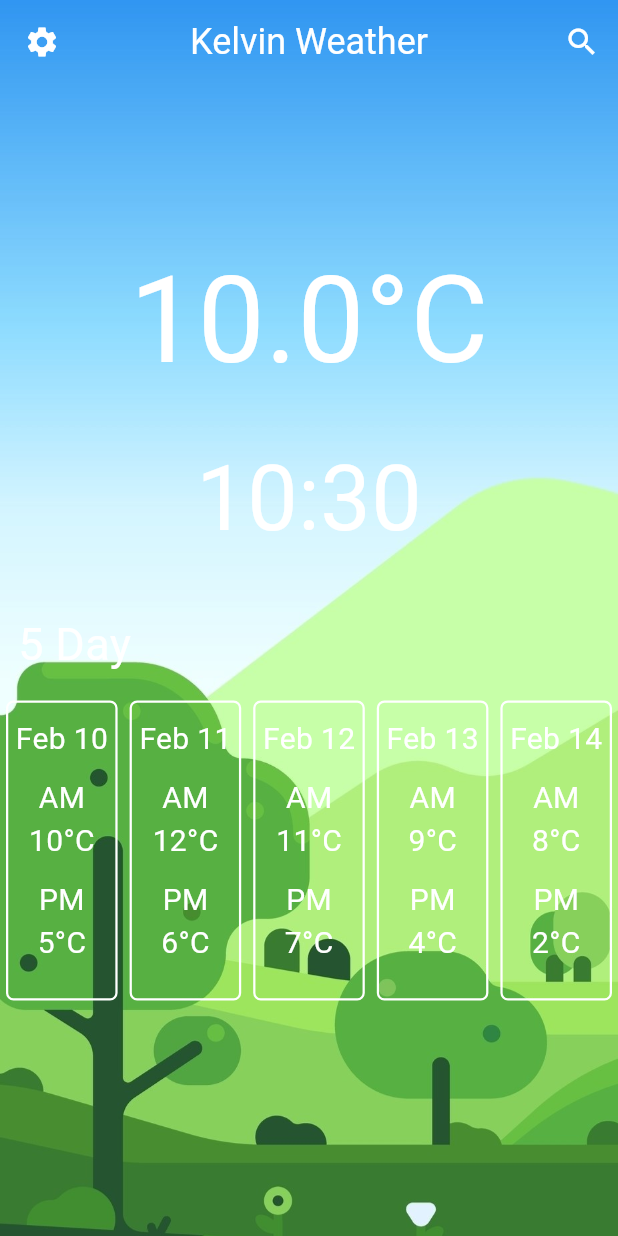
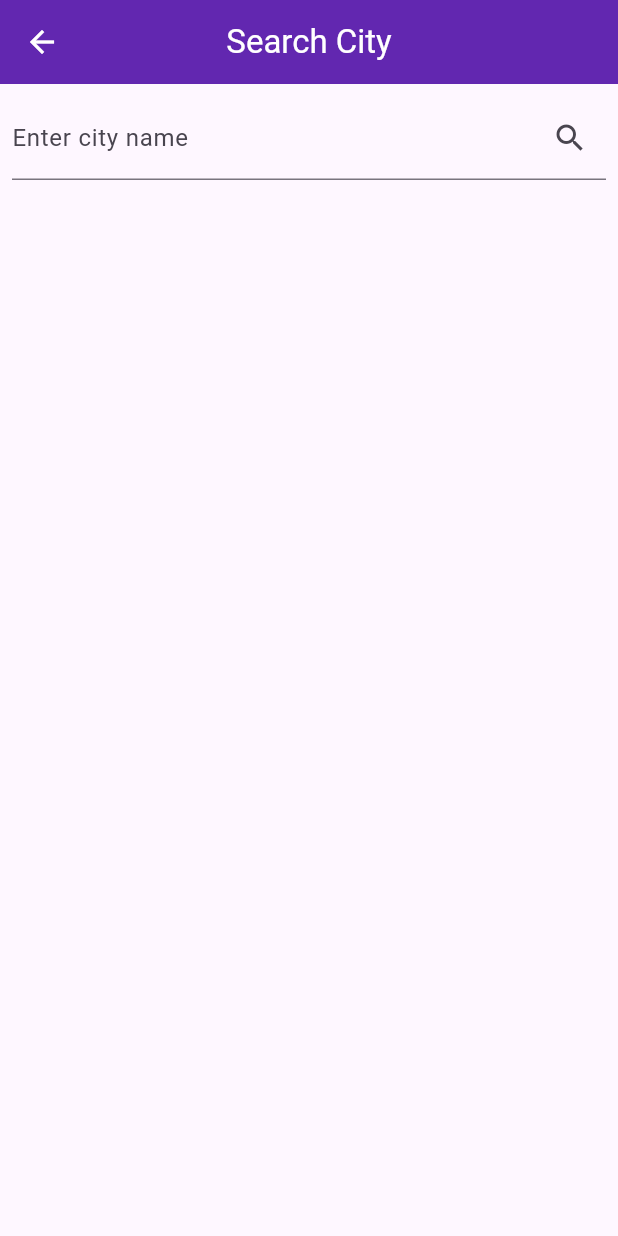
Before and after one commit to LukaMS/KelvinWeatherApp, a Flutter app: the screen it shows after launch, on a phone screen of 412 x 824 dp. Run offline on Flutter 3.47's test engine with Material 3 defaults, Android fonts, the light colour scheme and no system bars.

Commit message:
Search Page template finished

```diff
--- /dev/null
+++ b/lib/customWidgets/homePageWidgets/homeAppBar.dart
@@ -0,0 +1,23 @@
+import 'package:flutter/material.dart';
+import 'package:kelvin_weather/customWidgets/homePageWidgets/customMenu.dart';
+import 'package:kelvin_weather/customWidgets/buttons/searchButton.dart';
+import 'package:kelvin_weather/customWidgets/buttons/settingsButton.dart';
+
+// ignore: camel_case_types
+class homeAppBar extends StatelessWidget {
+  const homeAppBar({Key? key}) : super(key: key);
+
+  @override
+  Widget build(BuildContext context) {
+
+    return AppBar(
+        backgroundColor: Colors.white.withOpacity(0),
+        leading: const settingsButton(),
+        title: const customMenu(),
+        centerTitle: true,
+        actions: const [
+          searchButton(),
+        ],
+      );
+  }
+}
--- /dev/null
+++ b/lib/customWidgets/searchPageWidgets/searchAppBar.dart
@@ -0,0 +1,24 @@
+import 'package:flutter/material.dart';
+
+// ignore: camel_case_types
+class searchAppBar extends StatelessWidget {
+  const searchAppBar({Key? key}) : super(key: key);
+
+  @override
+  Widget build(BuildContext context) {
+
+    return AppBar(
+        backgroundColor: const Color.fromARGB(255, 98, 39, 176),
+        leading: const BackButton(
+          color: Colors.white,
+        ),
+        title: const Text(
+          'Search City',
+          style: TextStyle(
+            color: Colors.white,
+          ),
+          ),
+        centerTitle: true,
+      );
+  }
+}
--- /dev/null
+++ b/lib/customWidgets/searchPageWidgets/searchBar.dart
@@ -0,0 +1,22 @@
+import 'package:flutter/material.dart';
+
+class searchBar extends StatelessWidget {
+  const searchBar({super.key});
+
+  @override
+  Widget build(BuildContext context) {
+    return const Column(
+        children: [
+          Padding(
+            padding: const EdgeInsets.all(8.0),
+            child: TextField(
+              decoration: InputDecoration(
+                labelText: 'Enter city name',
+                suffixIcon: Icon(Icons.search),
+              ),
+            ),
+          ),
+        ],
+      );
+  }
+}
--- a/lib/main.dart
+++ b/lib/main.dart
@@ -1,10 +1,11 @@
 import 'package:flutter/material.dart';
 import 'package:kelvin_weather/pages/home.dart';
+import 'package:kelvin_weather/pages/search.dart';
 void main() {
   runApp(MaterialApp(
     initialRoute: '/',
     routes: {
-      '/': (context) => const Home(),
+      '/': (context) => const Search(),
     }
   ));
 }
--- a/lib/pages/home.dart
+++ b/lib/pages/home.dart
@@ -1,8 +1,6 @@
 import 'package:flutter/material.dart';
 import 'package:kelvin_weather/customWidgets/homePageWidgets/5dayLabel.dart';
-import 'package:kelvin_weather/customWidgets/buttons/searchButton.dart';
-import 'package:kelvin_weather/customWidgets/buttons/settingsButton.dart';
-import 'package:kelvin_weather/customWidgets/homePageWidgets/customMenu.dart';
+import 'package:kelvin_weather/customWidgets/homePageWidgets/homeAppBar.dart';
 import 'package:kelvin_weather/customWidgets/homePageWidgets/fiveRowDisplay.dart';
 import 'package:kelvin_weather/customWidgets/homePageWidgets/largeWeatherText.dart';
 import 'package:kelvin_weather/customWidgets/homePageWidgets/timeDisplay.dart';
@@ -18,6 +16,8 @@ class _HomeState extends State<Home> {
   @override
   Widget build(BuildContext context) {
 
+    //Test Data so that the 5 day weather display can be tested
+    //Future I will have to replace this with actual data from the API
     List<Map<String, String>> data = [
       {'date': 'Feb 10', 'morningTemperature': '10°C', 'eveningTemperature': '5°C'},
       {'date': 'Feb 11', 'morningTemperature': '12°C', 'eveningTemperature': '6°C'},
@@ -29,14 +29,9 @@ class _HomeState extends State<Home> {
 
     return Scaffold(
       extendBodyBehindAppBar: true,
-      appBar: AppBar(
-        backgroundColor: Colors.white.withOpacity(0),
-        leading: const settingsButton(),
-        title: const customMenu(),
-        centerTitle: true,
-        actions: const [
-          searchButton(),
-        ],
+      appBar: const PreferredSize(
+        preferredSize: Size.fromHeight(kToolbarHeight),
+        child: homeAppBar(),
       ),
       body: Stack(
         children: [
--- /dev/null
+++ b/lib/pages/search.dart
@@ -0,0 +1,23 @@
+import 'package:flutter/material.dart';
+import 'package:kelvin_weather/customWidgets/searchPageWidgets/searchAppBar.dart';
+import 'package:kelvin_weather/customWidgets/searchPageWidgets/searchBar.dart';
+
+class Search extends StatefulWidget {
+  const Search({super.key});
+
+  @override
+  State<Search> createState() => _SearchState();
+}
+
+class _SearchState extends State<Search> {
+  @override
+  Widget build(BuildContext context) {
+    return const Scaffold(
+      appBar:  PreferredSize(
+        preferredSize: Size.fromHeight(kToolbarHeight),
+        child: searchAppBar(),
+      ),
+      body: searchBar(),
+    );
+  }
+}
```
